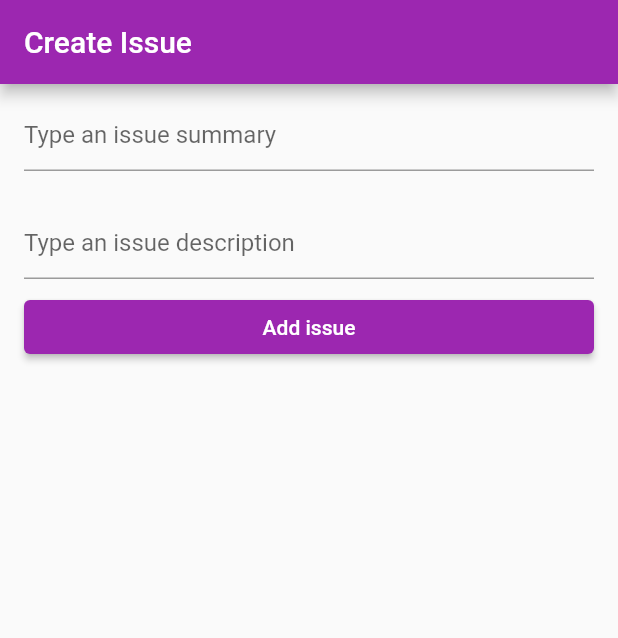
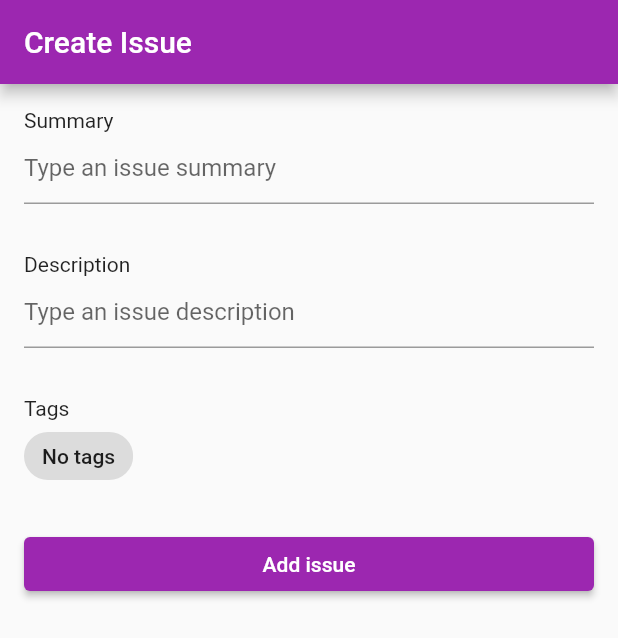
Before and after one commit to Makentoshe/bigdatatools-internships-flutter, a Flutter app: the CreateIssueWidget screen opened directly, on a phone screen of 412 x 824 dp. Shown: the top 638 px of the screen. Run offline on Flutter 3.47's test engine with Material 2 defaults, Android fonts, the phone set to English and light mode, and no system bars.

Commit message:
feat: Add issue tags support

```diff
--- a/lib/screen/issues/model/issue.dart
+++ b/lib/screen/issues/model/issue.dart
@@ -1,8 +1,11 @@
+
+import 'tag.dart';
 
 class Issue {
 
   String summary;
   String description;
+  final List<Tag> tags = <Tag>[];
 
   Issue({String summary, String description}) {
     this.summary = summary;
--- /dev/null
+++ b/lib/screen/issues/model/tag.dart
@@ -0,0 +1,8 @@
+class Tag {
+
+  String title;
+
+  Tag({String title}) {
+    this.title = title;
+  }
+}
--- a/lib/screen/issues/widget/create_issue_widget.dart
+++ b/lib/screen/issues/widget/create_issue_widget.dart
@@ -1,6 +1,7 @@
 import 'package:flutter/cupertino.dart';
 import 'package:flutter/material.dart';
 import '../model/issue.dart';
+import '../model/tag.dart';
 
 class CreateIssueWidget extends StatefulWidget {
   CreateIssueWidget({Key key}) : super(key: key);
@@ -13,18 +14,24 @@ class CreateIssueWidget extends StatefulWidget {
 class CreateIssueWidgetState extends State<CreateIssueWidget> {
   final issueSummaryController = TextEditingController();
   final issueDescriptionController = TextEditingController();
+  final List<Tag> issueTags = <Tag>[];
+  var issueTagsVisibility = false;
 
   @override
   Widget build(BuildContext context) {
     return Scaffold(
       appBar: AppBar(title: Text("Create Issue")),
-        body:
-            SingleChildScrollView(
+      body: SingleChildScrollView(
         scrollDirection: Axis.vertical,
         child: Column(
           children: [
             Container(
-                      padding: EdgeInsets.only(left: 16.0, top: 10.0, right: 16.0, bottom: 0.0),
+              padding: EdgeInsets.only(left: 16.0, top: 16.0, right: 16.0),
+              alignment: Alignment.topLeft,
+              child: Text('Summary'),
+            ),
+            Container(
+                padding: EdgeInsets.only(left: 16.0, right: 16.0),
                 child: TextField(
                   keyboardType: TextInputType.multiline,
                   controller: issueSummaryController,
@@ -32,24 +39,64 @@ class CreateIssueWidgetState extends State<CreateIssueWidget> {
                   decoration: InputDecoration(border: UnderlineInputBorder(), hintText: "Type an issue summary"),
                 )),
             Container(
-                    padding: EdgeInsets.only(left: 16.0, top: 24.0, right: 16.0, bottom: 0.0),
+              padding: EdgeInsets.only(left: 16.0, top: 32.0, right: 16.0),
+              alignment: Alignment.topLeft,
+              child: Text('Description'),
+            ),
+            Container(
+              padding: EdgeInsets.only(left: 16.0, right: 16.0),
               child: TextField(
                 keyboardType: TextInputType.multiline,
                 controller: issueDescriptionController,
                 maxLines: null,
-                      decoration:
-                          InputDecoration(border: UnderlineInputBorder(), hintText: "Type an issue description"),
+                decoration: InputDecoration(border: UnderlineInputBorder(), hintText: "Type an issue description"),
+              ),
+            ),
+            Container(
+              padding: EdgeInsets.only(left: 16.0, top: 32.0, right: 16.0),
+              alignment: Alignment.topLeft,
+              child: Text('Tags'),
+            ),
+            Visibility(
+              visible: issueTagsVisibility,
+              child: Container(
+                height: 32,
+                margin: EdgeInsets.only(top: 8.0),
+                child: ListView.separated(
+                  padding: EdgeInsets.only(left: 16.0, right: 16.0),
+                  scrollDirection: Axis.horizontal,
+                  itemCount: issueTags.length,
+                  itemBuilder: (context, position) => buildItem(context, issueTags[position]),
+                  separatorBuilder: (BuildContext context, int index) => buildSeparator(context),
+                ),
+              ),
+            ),
+            Visibility(
+              visible: !issueTagsVisibility,
+              child: Container(
+                alignment: Alignment.centerLeft,
+                height: 32,
+                margin: EdgeInsets.only(left: 16.0, top: 8.0),
+                child: GestureDetector(
+                  onTap: () {
+                    addTag(Tag(title: 'Test'));
+                  },
+                  child: RawChip(
+                    label: Text('No tags'),
+                  ),
+                ),
               ),
             ),
             Align(
               alignment: Alignment.bottomCenter,
               child: Container(
-                      margin: EdgeInsets.only(left: 16, top: 8, right: 16, bottom: 16),
+                margin: EdgeInsets.only(left: 16, top: 32.0, right: 16, bottom: 16),
                 width: double.infinity,
                 child: ElevatedButton(
                     child: Text('Add issue'),
                     onPressed: () {
-                            final issue = Issue(summary: issueSummaryController.text, description: issueDescriptionController.text);
+                      final issue =
+                          Issue(summary: issueSummaryController.text, description: issueDescriptionController.text);
                       Navigator.pop(context, issue);
                     }),
               ),
@@ -60,6 +107,34 @@ class CreateIssueWidgetState extends State<CreateIssueWidget> {
     );
   }
 
+  buildItem(BuildContext context, Tag tag) {
+    return Container(
+      child: RawChip(
+        label: Text(tag.title),
+        deleteIcon: Icon(Icons.close, size: 24.0),
+        onDeleted: () => removeTag(tag),
+      ),
+    );
+  }
+
+  buildSeparator(BuildContext context) {
+    return Container(margin: EdgeInsets.only(left: 4.0, right: 4.0));
+  }
+
+  removeTag(Tag tag) {
+    setState(() {
+      issueTags.remove(tag);
+      issueTagsVisibility = issueTags.isNotEmpty;
+    });
+  }
+
+  addTag(Tag tag) {
+    setState(() {
+      issueTags.add(tag);
+      issueTagsVisibility = issueTags.isNotEmpty;
+    });
+  }
+
   @override
   void dispose() {
     issueSummaryController.dispose();
```
Lines whose indentation alone changed are shown as unchanged.
